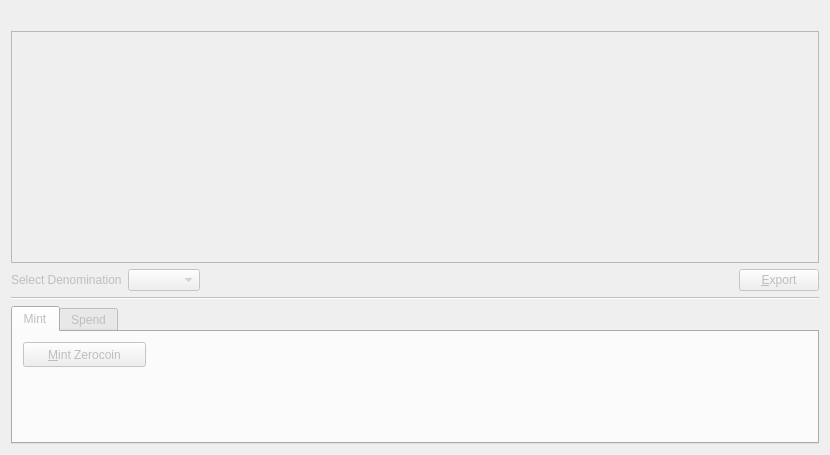
Before: the Qt Designer form src/qt/forms/zerocoinpage.ui in xinam-is-not-a-miner/GravityCoin, drawn with Qt 5.
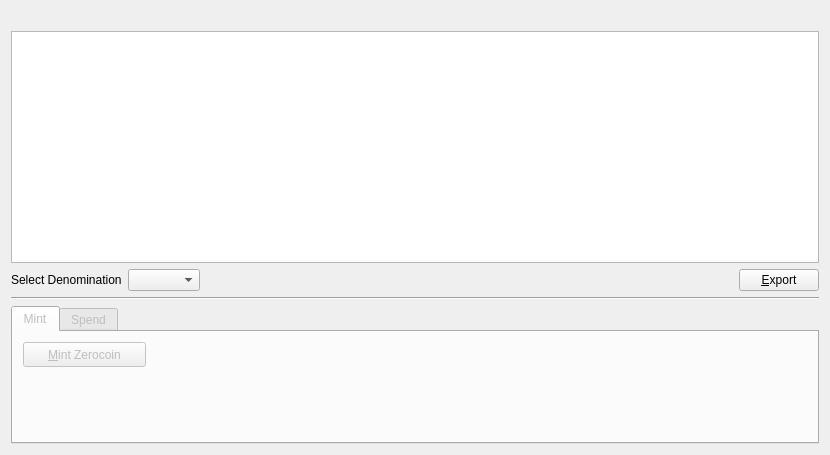
After: the same form once the commit is applied. Icons and pictures are not drawn.

Commit message: zero true

Patch:
```diff
--- a/src/qt/forms/zerocoinpage.ui
+++ b/src/qt/forms/zerocoinpage.ui
@@ -3,7 +3,7 @@
  <class>ZerocoinPage</class>
  <widget class="QWidget" name="ZerocoinPage">
   <property name="enabled">
-   <bool>false</bool>
+   <bool>true</bool>
   </property>
   <property name="geometry">
    <rect>
```
